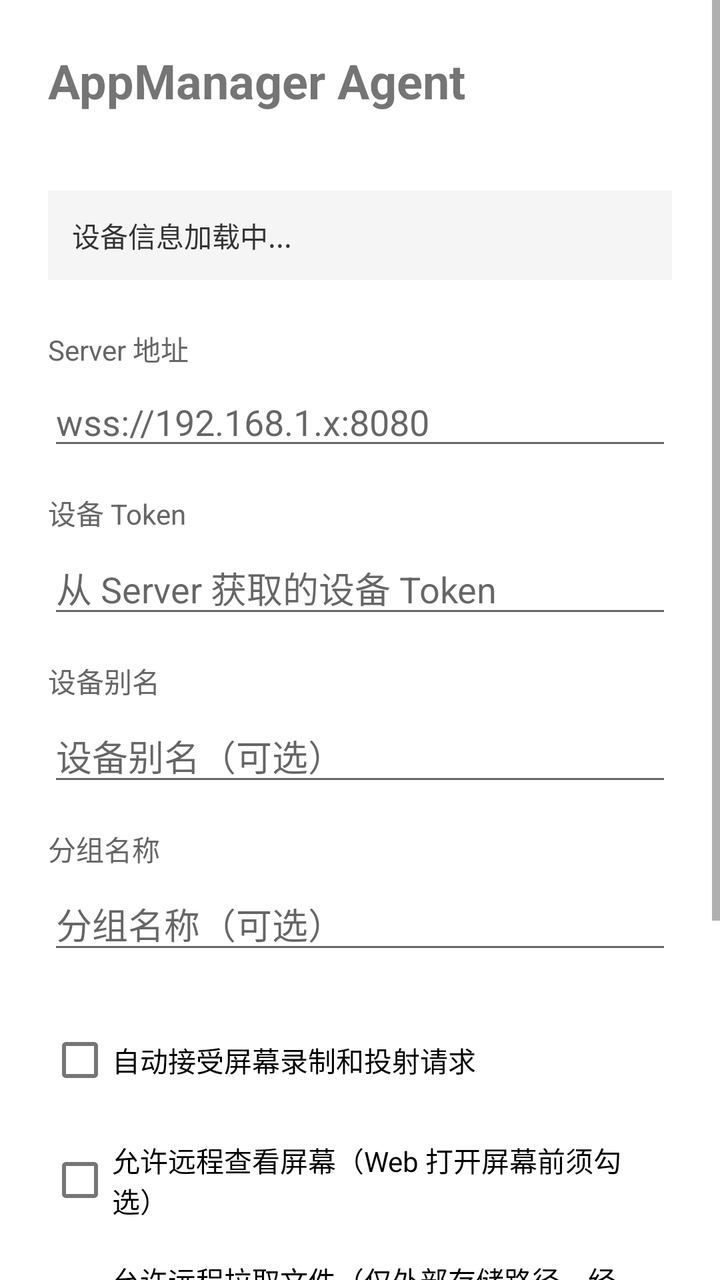
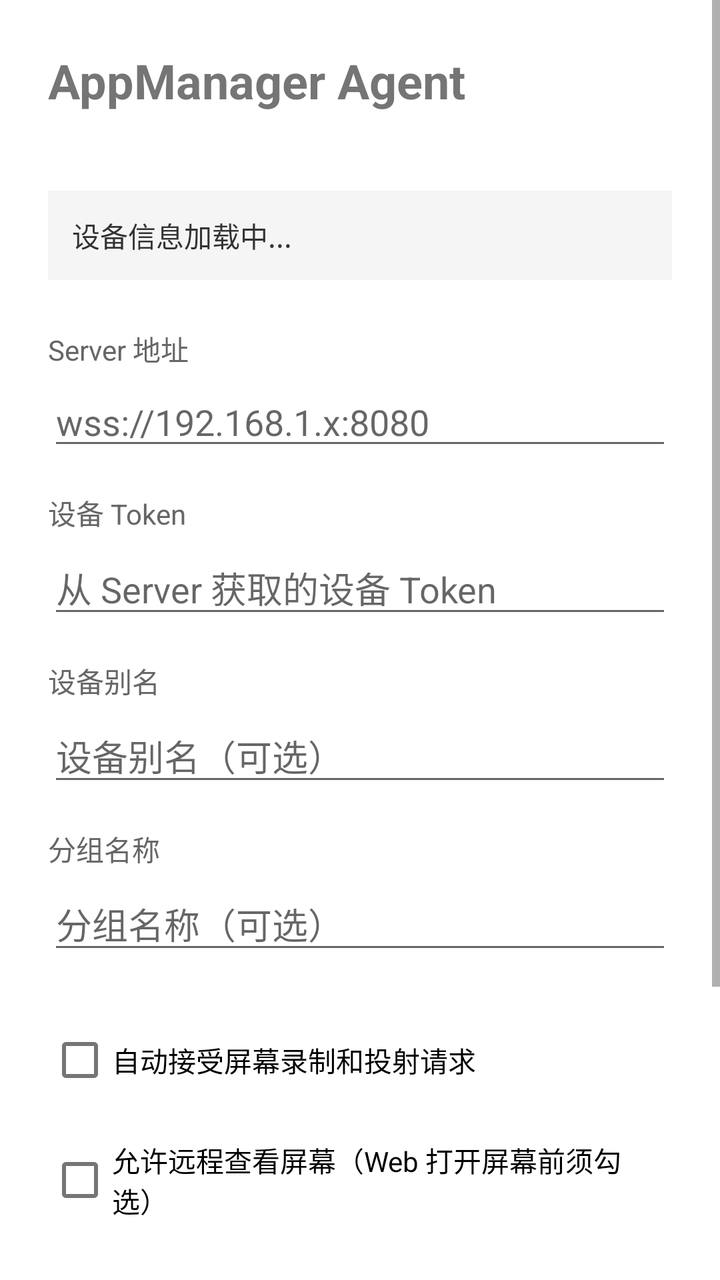

An Android layout rendered at two revisions. The XML below is the earlier revision; the diff shows what the commit changed to produce the second picture.
<!-- AndroidManifest.xml: application theme Theme.MaterialComponents.DayNight.DarkActionBar -->
<!-- res/layout/activity_main.xml -->
<?xml version="1.0" encoding="utf-8"?>
<ScrollView xmlns:android="http://schemas.android.com/apk/res/android"
    android:layout_width="match_parent"
    android:layout_height="match_parent"
    android:fillViewport="true">

<LinearLayout
    android:layout_width="match_parent"
    android:layout_height="wrap_content"
    android:orientation="vertical"
    android:padding="24dp">

    <TextView
        android:layout_width="match_parent"
        android:layout_height="wrap_content"
        android:text="AppManager Agent"
        android:textSize="24sp"
        android:textStyle="bold"
        android:layout_marginBottom="4dp" />

    <TextView
        android:id="@+id/tvAppVersion"
        android:layout_width="match_parent"
        android:layout_height="wrap_content"
        android:textSize="14sp"
        android:textColor="#666"
        android:layout_marginBottom="16dp" />

    <TextView
        android:id="@+id/tvDeviceInfo"
        android:layout_width="match_parent"
        android:layout_height="wrap_content"
        android:text="设备信息加载中..."
        android:textSize="14sp"
        android:textColor="#333"
        android:padding="12dp"
        android:background="#F5F5F5"
        android:layout_marginBottom="24dp" />

    <TextView
        android:layout_width="match_parent"
        android:layout_height="wrap_content"
        android:text="Server 地址"
        android:textSize="14sp"
        android:textColor="#666"
        android:layout_marginBottom="4dp" />

    <EditText
        android:id="@+id/etServerUrl"
        android:layout_width="match_parent"
        android:layout_height="wrap_content"
        android:hint="wss://192.168.1.x:8080"
        android:inputType="textUri"
        android:layout_marginBottom="16dp" />

    <TextView
        android:layout_width="match_parent"
        android:layout_height="wrap_content"
        android:text="设备 Token"
        android:textSize="14sp"
        android:textColor="#666"
        android:layout_marginBottom="4dp" />

    <EditText
        android:id="@+id/etToken"
        android:layout_width="match_parent"
        android:layout_height="wrap_content"
        android:hint="从 Server 获取的设备 Token"
        android:inputType="textPassword"
        android:layout_marginBottom="16dp" />

    <TextView
        android:layout_width="match_parent"
        android:layout_height="wrap_content"
        android:text="设备别名"
        android:textSize="14sp"
        android:textColor="#666"
        android:layout_marginBottom="4dp" />

    <EditText
        android:id="@+id/etDeviceAlias"
        android:layout_width="match_parent"
        android:layout_height="wrap_content"
        android:hint="设备别名（可选）"
        android:inputType="text"
        android:layout_marginBottom="16dp" />

    <TextView
        android:layout_width="match_parent"
        android:layout_height="wrap_content"
        android:text="分组名称"
        android:textSize="14sp"
        android:textColor="#666"
        android:layout_marginBottom="4dp" />

    <EditText
        android:id="@+id/etGroupName"
        android:layout_width="match_parent"
        android:layout_height="wrap_content"
        android:hint="分组名称（可选）"
        android:inputType="text"
        android:layout_marginBottom="24dp" />

    <CheckBox
        android:id="@+id/cbAutoAccept"
        android:layout_width="match_parent"
        android:layout_height="wrap_content"
        android:text="自动接受屏幕录制和投射请求"
        android:layout_marginBottom="12dp" />

    <CheckBox
        android:id="@+id/cbAllowRemoteScreen"
        android:layout_width="match_parent"
        android:layout_height="wrap_content"
        android:text="允许远程查看屏幕（Web 打开屏幕前须勾选）"
        android:layout_marginBottom="12dp" />

    <CheckBox
        android:id="@+id/cbAllowRemoteFilePull"
        android:layout_width="match_parent"
        android:layout_height="wrap_content"
        android:text="允许远程拉取文件（仅外部存储路径，经 Agent 上传）"
        android:layout_marginBottom="24dp" />

    <Button
        android:id="@+id/btnSave"
        android:layout_width="match_parent"
        android:layout_height="wrap_content"
        android:text="保存并启动服务"
        android:layout_marginBottom="12dp" />

    <Button
        android:id="@+id/btnScanQR"
        android:layout_width="match_parent"
        android:layout_height="wrap_content"
        android:text="扫码接入"
        android:layout_marginBottom="12dp" />

    <Button
        android:id="@+id/btnDeviceInfo"
        android:layout_width="match_parent"
        android:layout_height="wrap_content"
        android:text="查看设备信息"
        style="@style/Widget.MaterialComponents.Button.OutlinedButton" />

</LinearLayout>
</ScrollView>
<!-- resources referenced by this layout -->
<resources>

</resources>

<!-- the commit's change to res/layout/activity_main.xml (unified diff, before → after) -->
@@ -113,13 +113,6 @@
         android:layout_width="match_parent"
         android:layout_height="wrap_content"
         android:text="允许远程查看屏幕（Web 打开屏幕前须勾选）"
-        android:layout_marginBottom="12dp" />
-
-    <CheckBox
-        android:id="@+id/cbAllowRemoteFilePull"
-        android:layout_width="match_parent"
-        android:layout_height="wrap_content"
-        android:text="允许远程拉取文件（仅外部存储路径，经 Agent 上传）"
         android:layout_marginBottom="24dp" />
 
     <Button
